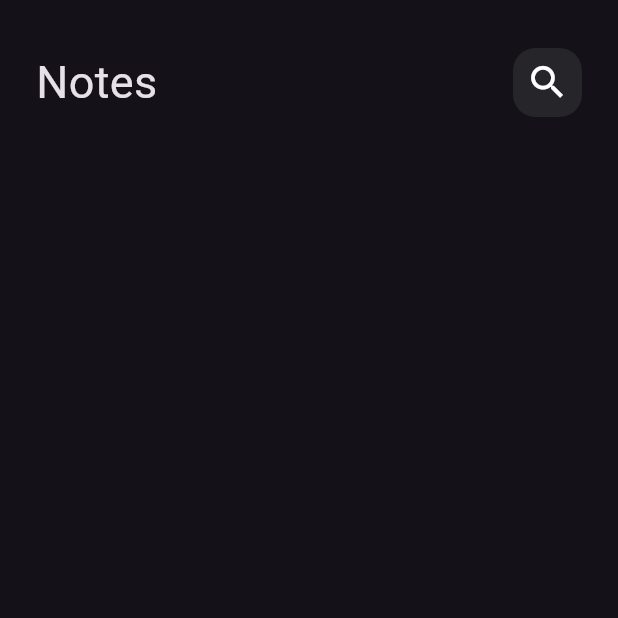
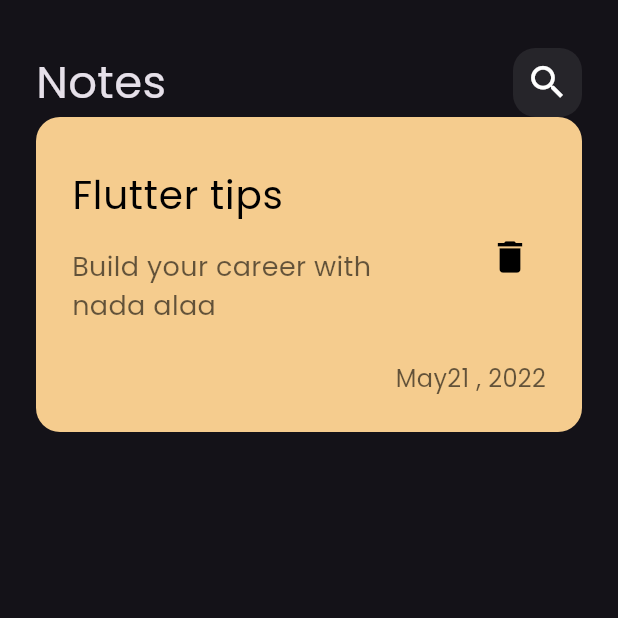
Before and after one commit to NadaAlaa299/notes_app, a Flutter app: the screen it shows after launch, on a phone screen of 412 x 824 dp, the top half of it. Run offline on Flutter 3.47's test engine with Material 3 defaults, Android fonts, the phone set to English and light mode, and no system bars.

Commit message:
create custom note item

```diff
--- a/lib/main.dart
+++ b/lib/main.dart
@@ -12,8 +12,8 @@ class NotesApp extends StatelessWidget {
   Widget build(BuildContext context) {
     return MaterialApp(
       debugShowCheckedModeBanner: false,
-      theme: ThemeData(
-        brightness: Brightness.dark,
+      theme: ThemeData(brightness: Brightness.dark,
+      fontFamily: 'Poppins'
       ),
       home: NotesView(),
     );
--- /dev/null
+++ b/lib/widgets/custom_note_item.dart
@@ -0,0 +1,45 @@
+import 'package:flutter/material.dart';
+
+class NoteItem extends StatelessWidget {
+  const NoteItem({super.key});
+
+  @override
+  Widget build(BuildContext context) {
+    return Container(
+      padding: EdgeInsets.symmetric(horizontal: 24, vertical: 24),
+      decoration: BoxDecoration(
+          color: const Color.fromARGB(255, 245, 204, 142),
+          borderRadius: BorderRadius.circular(16)),
+      child: Column(
+        crossAxisAlignment: CrossAxisAlignment.end,
+        children: [
+          ListTile(
+            contentPadding: EdgeInsets.all(0),
+            title: Text(
+              'Flutter tips',
+              style: TextStyle(color: Colors.black, fontSize: 26),
+            ),
+            subtitle: Padding(
+              padding: EdgeInsets.only(top: 16, bottom: 16),
+              child: Text(
+                'Build your career with nada alaa',
+                style: TextStyle(
+                    color: Colors.black.withOpacity(0.6), fontSize: 18),
+              ),
+            ),
+            trailing: IconButton(
+                onPressed: () {},
+                icon: Icon(
+                  Icons.delete,
+                  color: Colors.black,
+                  size: 28,
+                )),
+          ),
+          Text('May21 , 2022',
+              style:
+                  TextStyle(color: Colors.black.withOpacity(0.6), fontSize: 16))
+        ],
+      ),
+    );
+  }
+}
--- a/lib/widgets/notes_view_body.dart
+++ b/lib/widgets/notes_view_body.dart
@@ -1,5 +1,6 @@
 import 'package:flutter/material.dart';
 import 'package:notes_app/widgets/custom_appbar.dart';
+import 'package:notes_app/widgets/custom_note_item.dart';
 
 class NotesViewBody extends StatelessWidget {
   const NotesViewBody({super.key});
@@ -14,6 +15,7 @@ class NotesViewBody extends StatelessWidget {
             height: 32,
           ),
           CustomAppBar(),
+          NoteItem(),
         ],
       ),
     );
```
Also changed, not shown: pubspec.yaml (+4 -4 lines), lib/assets/fonts/Poppins-Regular.ttf (added).
